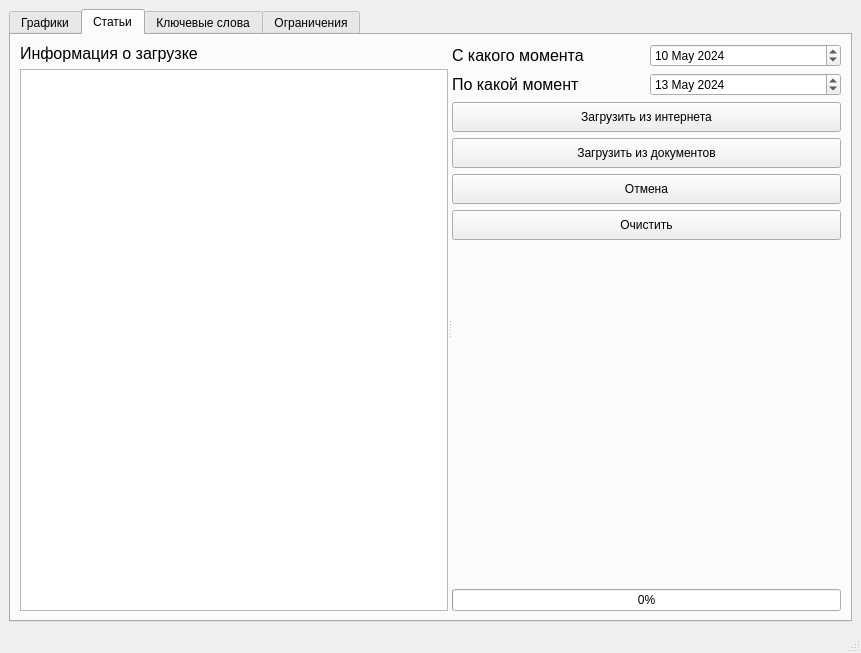
Before: the Qt Designer form src/gui/res/main_window.ui in Hryapusek/news-parser-python, drawn with Qt 5.
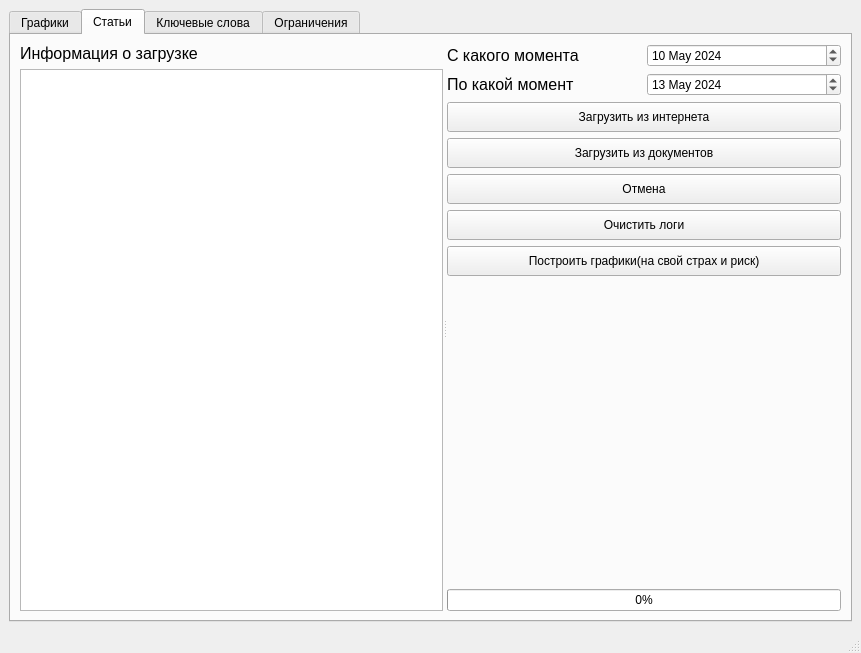
After: the same form once the commit is applied.

Commit message: build plots button added

What changed in the file:
```diff
--- a/src/gui/res/main_window.ui
+++ b/src/gui/res/main_window.ui
@@ -240,7 +240,20 @@
                  </size>
                 </property>
                 <property name="text">
-                 <string>Очистить</string>
+                 <string>Очистить логи</string>
+                </property>
+               </widget>
+              </item>
+              <item>
+               <widget class="QPushButton" name="build_plots_btn">
+                <property name="minimumSize">
+                 <size>
+                  <width>0</width>
+                  <height>30</height>
+                 </size>
+                </property>
+                <property name="text">
+                 <string>Построить графики(на свой страх и риск)</string>
                 </property>
                </widget>
               </item>
```
The commit also changes 2 other files.
